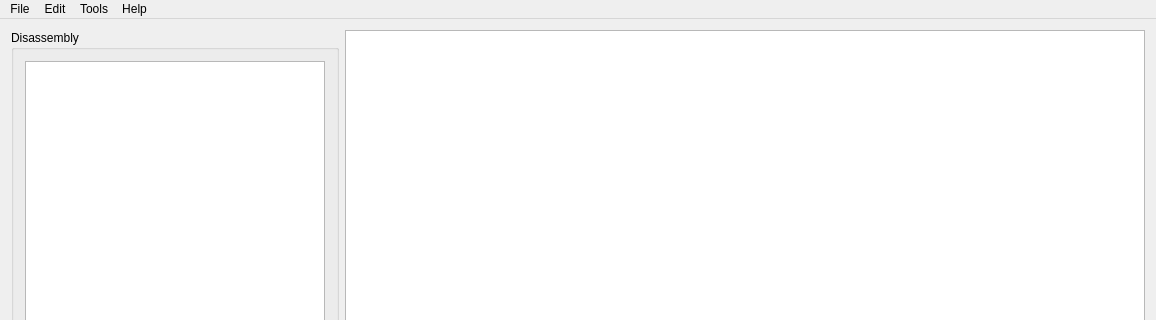
Old version of the form dcpudeveloper.ui in the repository jamie124/DCPU-Developer; both pictures show x 0 to 1156 and y 0 to 320 of the 1156 by 624 pixel window.
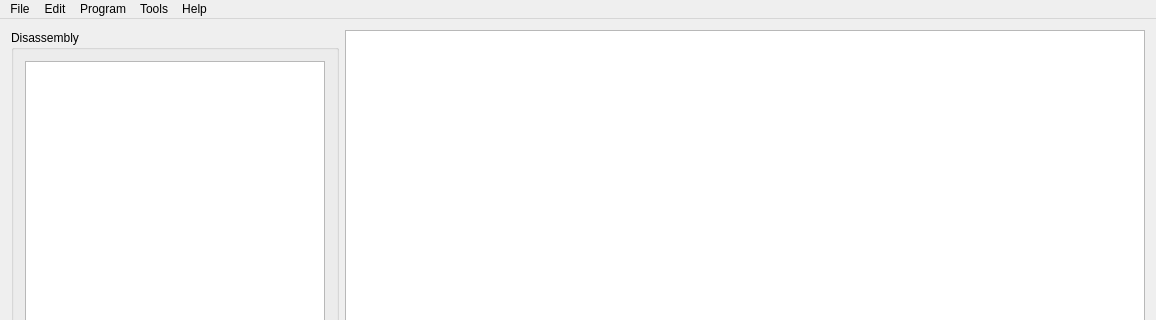
New version of the form. Custom widgets are drawn as their Qt base class.

```diff
--- a/dcpudeveloper.ui
+++ b/dcpudeveloper.ui
@@ -380,8 +380,15 @@
     <addaction name="separator"/>
     <addaction name="menuFind"/>
    </widget>
+   <widget class="QMenu" name="menuProgram">
+    <property name="title">
+     <string>Program</string>
+    </property>
+    <addaction name="actionRun"/>
+   </widget>
    <addaction name="menuFile"/>
    <addaction name="menuEdit"/>
+   <addaction name="menuProgram"/>
    <addaction name="menuTools"/>
    <addaction name="menuHelp"/>
   </widget>
@@ -458,6 +465,13 @@
   </action>
  </widget>
  <layoutdefault spacing="6" margin="11"/>
+ <customwidgets>
+  <customwidget>
+   <class>Editor</class>
+   <extends>QTextEdit</extends>
+   <header>editor.h</header>
+  </customwidget>
+ </customwidgets>
  <resources/>
  <connections/>
 </ui>
```
Left out of the diff: 43 changed lines with no effect on the pictures.
